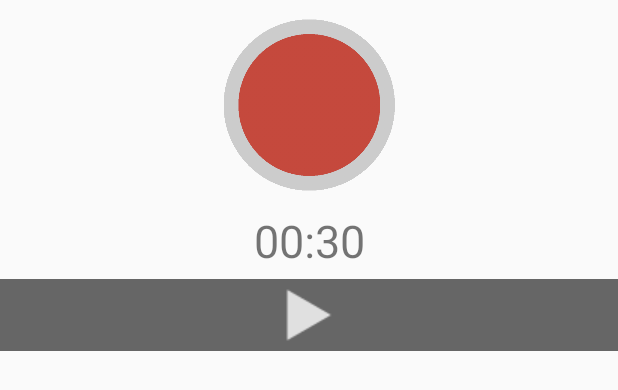
After one commit to mebius5/voiceit, an Android app: the layout fragment_record.xml on its own in the app's theme, with its tools: preview values and no code run, on a phone screen of 412 x 824 dp. The commit adds this screen. Shown: the top 390 px of the screen. Run offline under Robolectric (Android 15) with nearby library versions, the phone set to English and light mode, and no system bars.

Commit message:
Basic layout for RecordActivity

```diff
--- a/app/build.gradle
+++ b/app/build.gradle
@@ -24,4 +24,5 @@ dependencies {
     testCompile 'junit:junit:4.12'
     compile 'com.android.support:appcompat-v7:23.2.1'
     compile 'com.android.support:design:23.2.1'
+    compile 'com.android.support:support-v4:23.2.1'
 }
--- /dev/null
+++ b/app/src/main/res/layout/fragment_record.xml
@@ -0,0 +1,55 @@
+<FrameLayout xmlns:android="http://schemas.android.com/apk/res/android"
+    xmlns:tools="http://schemas.android.com/tools"
+    android:layout_width="match_parent"
+    android:layout_height="match_parent"
+    tools:context="jhu.voiceit.RecordActivity">
+
+    <!-- TODO: Update blank fragment layout -->
+
+    <RelativeLayout
+        android:layout_width="match_parent"
+        android:layout_height="match_parent">
+
+        <ImageView
+            android:layout_width="120dp"
+            android:layout_height="120dp"
+            android:id="@+id/imageView"
+            android:src="@drawable/recordbutton"
+            android:layout_alignParentTop="true"
+            android:layout_centerHorizontal="true"
+            android:layout_marginTop="10dp" />
+
+        <TextView
+            android:layout_width="wrap_content"
+            android:layout_height="wrap_content"
+            android:text="00:30"
+            android:id="@+id/textViewRecordLength"
+            android:layout_below="@+id/imageView"
+            android:layout_marginTop="10dp"
+            android:textSize="30sp"
+            android:textAlignment="center"
+            android:layout_alignParentLeft="true"
+            android:layout_alignParentStart="true"
+            android:layout_alignParentRight="true"
+            android:layout_alignParentEnd="true" />
+
+        <RelativeLayout
+            android:orientation="horizontal"
+            android:layout_width="match_parent"
+            android:layout_height="wrap_content"
+            android:background="@color/playAreaBg"
+            android:layout_below="@+id/textViewRecordLength"
+            android:layout_alignParentLeft="true"
+            android:layout_alignParentStart="true"
+            android:layout_marginTop="5dp">
+
+            <ImageView
+                android:layout_width="wrap_content"
+                android:layout_height="wrap_content"
+                android:id="@+id/imageViewRecordPlay"
+                android:src="@drawable/ic_action_play"
+                android:layout_alignParentTop="true"
+                android:layout_centerHorizontal="true" />
+        </RelativeLayout>
+    </RelativeLayout>
+</FrameLayout>
--- a/app/src/main/res/values/colors.xml
+++ b/app/src/main/res/values/colors.xml
@@ -4,4 +4,5 @@
     <color name="colorPrimaryDark">#303F9F</color>
     <color name="colorAccent">#FF4081</color>
     <color name="toolbarBg">#D6383A</color>
+    <color name="playAreaBg">#666666</color>
 </resources>
--- a/app/src/main/res/values/strings.xml
+++ b/app/src/main/res/values/strings.xml
@@ -1,4 +1,7 @@
 <resources>
     <string name="app_name">VoiceIt</string>
     <string name="action_settings">Settings</string>
+
+    <!-- TODO: Remove or change this placeholder text -->
+    <string name="hello_blank_fragment">Hello blank fragment</string>
 </resources>
```
Also changed, not shown: app/src/main/java/jhu/voiceit/RecordActivity.java (added, +108 -0 lines), app/src/main/res/drawable/ic_action_play.png (added), app/src/main/res/drawable/recordbutton.png (added).
